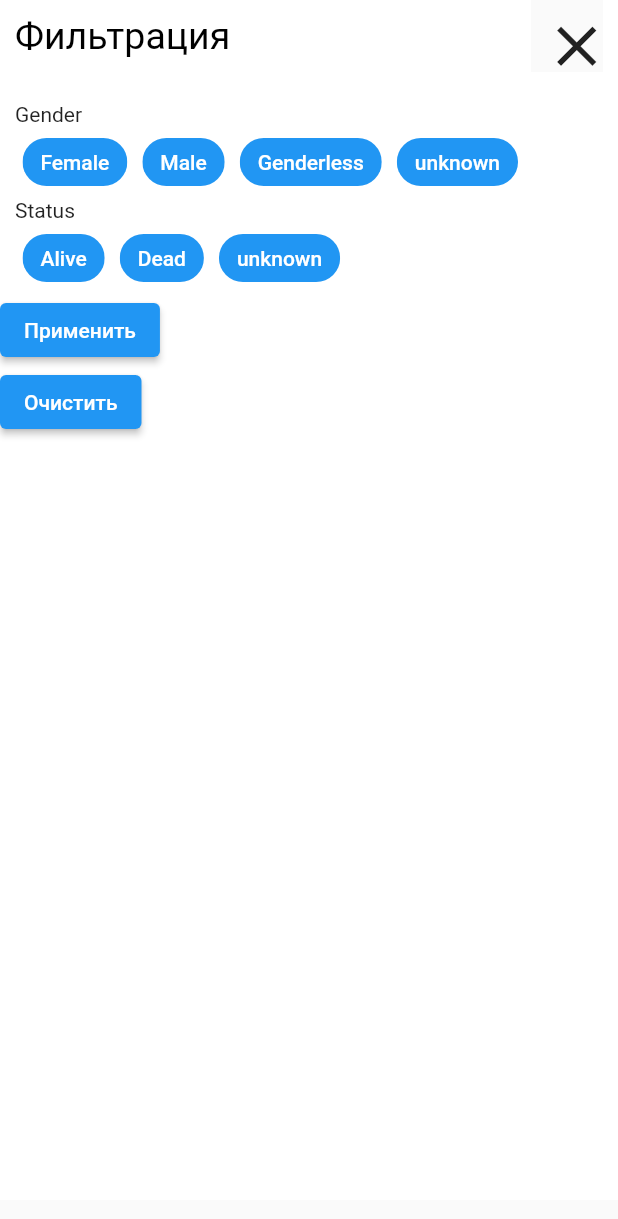
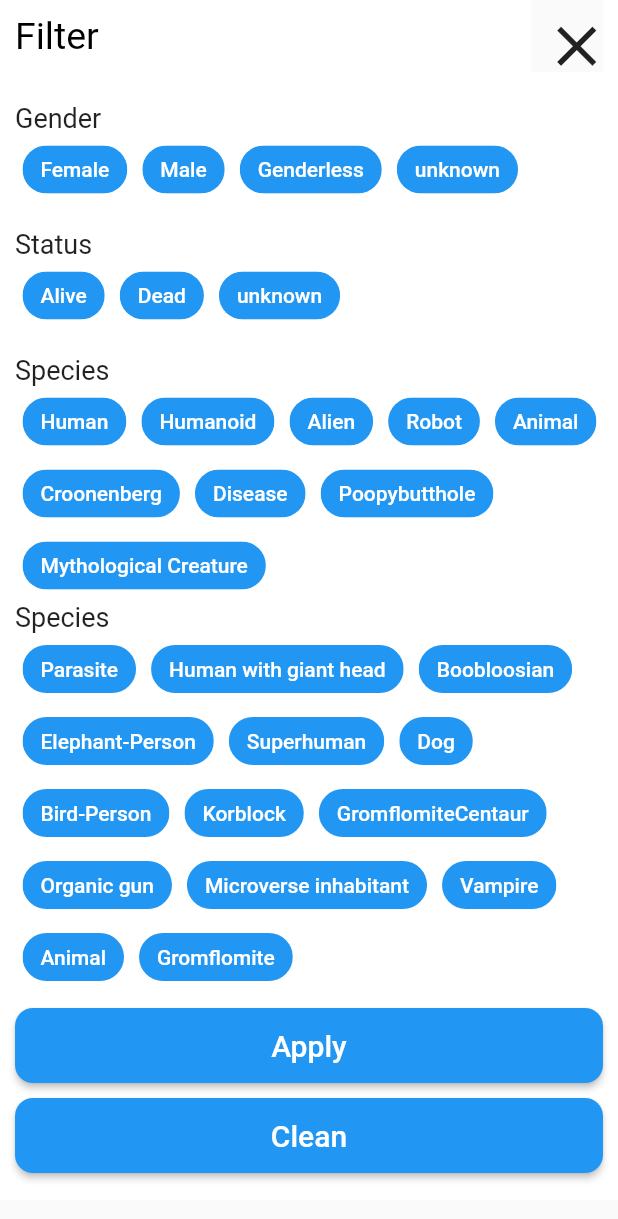
Before and after one commit to denihero/rick_and_morty, a Flutter app: the CharacterFilter widget shown alone on an empty page, opened directly, on a phone screen of 412 x 824 dp. Shown: the top 1219 px of the screen. Run offline on Flutter 3.47's test engine with Material 2 defaults, Android fonts, the phone set to English and light mode, and no system bars; our stand-ins replace auto_route, bloc, cached_network_image, dio, equatable, flutter_bloc and 1 more; network calls fail.

Commit message:
add filter

```diff
--- /dev/null
+++ b/lib/core/widget/primary_button.dart
@@ -0,0 +1,47 @@
+
+import 'package:flutter/material.dart';
+
+class PrimaryButton extends StatelessWidget {
+  const PrimaryButton(
+      {Key? key,
+        required this.onPressed,
+        required this.title,
+        this.width = double.infinity,
+        this.height = 40,
+        this.borderRadius = 12,
+        this.textStyle, this.backgroundColor = Colors.blue, this.elevation = 2})
+      : super(
+    key: key,
+  );
+  final Function() onPressed;
+  final String title;
+  final TextStyle? textStyle;
+  final double width;
+  final double height;
+  final double borderRadius;
+  final Color backgroundColor;
+  final double elevation;
+
+  @override
+  Widget build(BuildContext context) {
+    return SizedBox(
+      width: width,
+      height: height,
+      child: ElevatedButton(
+        style: ButtonStyle(
+          shape: MaterialStateProperty.all(
+            RoundedRectangleBorder(
+              borderRadius: BorderRadius.circular(borderRadius),
+            ),
+          ),
+          backgroundColor: MaterialStateProperty.all(backgroundColor),
+          elevation: MaterialStateProperty.all(elevation),
+        ),
+        onPressed: onPressed,
+        child: Text(title, style: textStyle ?? TextStyle(
+          fontSize: 20
+        )),
+      ),
+    );
+  }
+}
--- a/lib/feature/characters/presentation/widget/character_filter.dart
+++ b/lib/feature/characters/presentation/widget/character_filter.dart
@@ -2,6 +2,7 @@ import 'package:auto_route/auto_route.dart';
 import 'package:flutter/cupertino.dart';
 import 'package:flutter/material.dart';
 import 'package:flutter_bloc/flutter_bloc.dart';
+import 'package:rich_and_morti_test_task/core/widget/primary_button.dart';
 import 'package:rich_and_morti_test_task/feature/characters/presentation/bloc/character_bloc.dart';
 
 class CharacterFilter extends StatefulWidget {
@@ -18,6 +19,38 @@ class _CharacterFilterState extends State<CharacterFilter> {
   List<String> gender = ['Female', 'Male', 'Genderless', 'unknown'];
   int? selectedStatus;
 
+  List<String> species = [
+    'Human',
+    'Humanoid',
+    'Alien',
+    'Robot',
+    'Animal',
+    'Croonenberg',
+    'Disease',
+    'Poopybutthole',
+    'Mythological Creature'
+  ];
+  int? selectedSpecies;
+
+  List<String> type = [
+    'Parasite',
+    'Human with giant head',
+    'Boobloosian',
+    'Elephant-Person',
+    'Superhuman',
+    'Dog',
+    'Bird-Person',
+    'Korblock',
+    'Gromflomite'
+        'Centaur',
+    'Organic gun',
+    'Microverse inhabitant',
+    'Vampire',
+    'Animal',
+    'Gromflomite',
+  ];
+  int? selectedType;
+
   List<String> selectedItem = [];
 
   @override
@@ -25,6 +58,7 @@ class _CharacterFilterState extends State<CharacterFilter> {
     return Container(
       height: 800,
       color: Colors.white,
+      child: SingleChildScrollView(
         child: Column(
           crossAxisAlignment: CrossAxisAlignment.start,
           children: [
@@ -34,7 +68,7 @@ class _CharacterFilterState extends State<CharacterFilter> {
                 mainAxisAlignment: MainAxisAlignment.spaceBetween,
                 children: [
                   const Text(
-                  'Фильтрация',
+                    'Filter',
                     style: TextStyle(color: Colors.black, fontSize: 25),
                   ),
                   Material(
@@ -56,18 +90,41 @@ class _CharacterFilterState extends State<CharacterFilter> {
               child: Column(
                 crossAxisAlignment: CrossAxisAlignment.start,
                 children: [
-                Text('Gender'),
+                  const Text(
+                    'Gender',
+                    style: TextStyle(fontSize: 18),
+                  ),
                   Row(
                     children: genderChips(),
                   ),
-                Text('Status'),
+                  const SizedBox(
+                    height: 15,
+                  ),
+                  const Text('Status', style: TextStyle(fontSize: 18)),
                   Row(
                     children: statusChips(),
+                  ),
+                  const SizedBox(
+                    height: 15,
+                  ),
+                  const Text('Species', style: TextStyle(fontSize: 18)),
+                  Wrap(
+                    children: speciesChip(),
+                  ),
+                  const Text('Species', style: TextStyle(fontSize: 18)),
+                  Wrap(
+                    children: typeChip(),
                   )
                 ],
               ),
             ),
-          ElevatedButton(
+            Center(
+              child: Padding(
+                padding:
+                    const EdgeInsets.symmetric(horizontal: 10, vertical: 10),
+                child: Column(
+                  children: [
+                    PrimaryButton(
                         onPressed: () {
                           context.router.pop();
                           context.read<CharacterBloc>().add(
@@ -78,19 +135,34 @@ class _CharacterFilterState extends State<CharacterFilter> {
                                     status: selectedStatus != null
                                         ? status[selectedStatus!]
                                         : '',
-                      ),
+                                    species: selectedSpecies != null
+                                        ? species[selectedSpecies!]
+                                        : '',
+                                    type: selectedType != null
+                                        ? type[selectedType!]
+                                        : null),
                               );
                         },
-              child: const Text('Применить')),
-          ElevatedButton(
+                        height: 50,
+                        title: 'Apply'),
+                    const SizedBox(
+                      height: 10,
+                    ),
+                    PrimaryButton(
                         onPressed: () {
                           setState(() {
                             selectedStatus = null;
                             selectedGender = null;
                           });
                         },
-              child: const Text('Очистить'))
+                        height: 50,
+                        title: 'Clean')
                   ],
+                ),
+              ),
+            )
+          ],
+        ),
       ),
     );
   }
@@ -140,4 +212,50 @@ class _CharacterFilterState extends State<CharacterFilter> {
     }
     return chips;
   }
+
+  List<Widget> speciesChip() {
+    List<Widget> chips = [];
+    for (int i = 0; i < species.length; i++) {
+      Widget item = Padding(
+        padding: const EdgeInsets.only(left: 5, right: 5),
+        child: ChoiceChip(
+          label: Text(species[i]),
+          labelStyle: const TextStyle(color: Colors.white),
+          backgroundColor: Colors.blue,
+          selected: selectedSpecies == i,
+          selectedColor: Colors.black,
+          onSelected: (bool value) {
+            setState(() {
+              selectedSpecies = i;
+            });
+          },
+        ),
+      );
+      chips.add(item);
     }
+    return chips;
+  }
+
+  List<Widget> typeChip() {
+    List<Widget> chips = [];
+    for (int i = 0; i < type.length; i++) {
+      Widget item = Padding(
+        padding: const EdgeInsets.only(left: 5, right: 5),
+        child: ChoiceChip(
+          label: Text(type[i]),
+          labelStyle: const TextStyle(color: Colors.white),
+          backgroundColor: Colors.blue,
+          selected: selectedType == i,
+          selectedColor: Colors.black,
+          onSelected: (bool value) {
+            setState(() {
+              selectedType = i;
+            });
+          },
+        ),
+      );
+      chips.add(item);
+    }
+    return chips;
+  }
+}
```
Lines whose indentation alone changed are shown as unchanged.
